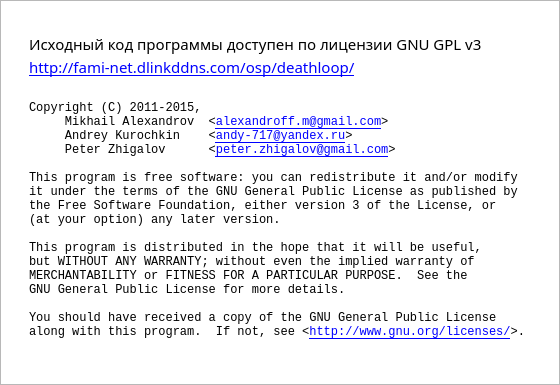
This is src/linux/license.ui in AlienCowEatCake/deathloop as Qt 5 draws it before an edit. The edited form follows.
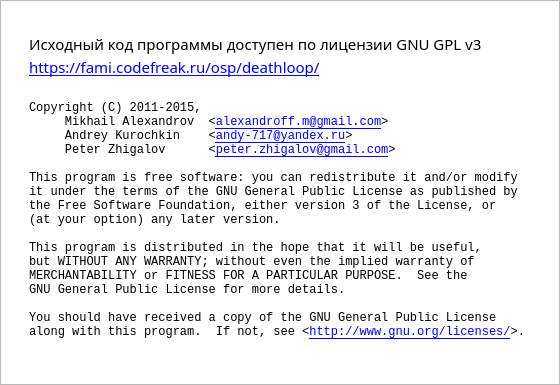
This is the edited form. Icons and pictures are not drawn.

Patch:
```diff
--- a/src/linux/license.ui
+++ b/src/linux/license.ui
@@ -66,7 +66,7 @@
 &lt;td&gt;
 &lt;p style=&quot; margin-top:0px; margin-bottom:0px; margin-left:0px; margin-right:0px; -qt-block-indent:0; text-indent:0px;&quot;&gt;&lt;span style=&quot; font-family:monospace; font-size:9pt;&quot;&gt; &lt;/span&gt;&lt;/p&gt;
 &lt;p style=&quot; margin-top:12px; margin-bottom:0px; margin-left:0px; margin-right:0px; -qt-block-indent:0; text-indent:0px;&quot;&gt;&lt;span style=&quot; font-family:sans-serif;  font-size:11pt;&quot;&gt;Исходный код программы доступен по лицензии GNU GPL v3&lt;/span&gt;&lt;/p&gt;
-&lt;p style=&quot; margin-top:1px; margin-bottom:0px; margin-left:0px; margin-right:0px; -qt-block-indent:0; text-indent:0px;&quot;&gt;&lt;span style=&quot; font-family:sans-serif;  font-size:11pt;&quot;&gt;&lt;a href=&quot;http://fami-net.dlinkddns.com/osp/deathloop/&quot;&gt;http://fami-net.dlinkddns.com/osp/deathloop/&lt;/a&gt;&lt;/span&gt;&lt;/p&gt;
+&lt;p style=&quot; margin-top:1px; margin-bottom:0px; margin-left:0px; margin-right:0px; -qt-block-indent:0; text-indent:0px;&quot;&gt;&lt;span style=&quot; font-family:sans-serif;  font-size:11pt;&quot;&gt;&lt;a href=&quot;https://fami.codefreak.ru/osp/deathloop/&quot;&gt;https://fami.codefreak.ru/osp/deathloop/&lt;/a&gt;&lt;/span&gt;&lt;/p&gt;
 &lt;p style=&quot; margin-top:0px; margin-bottom:0px; margin-left:0px; margin-right:0px; -qt-block-indent:0; text-indent:0px;&quot;&gt;&lt;span style=&quot; font-family:monospace; font-size:9pt;&quot;&gt; &lt;/span&gt;&lt;/p&gt;
 &lt;p style=&quot; margin-top:9px; margin-bottom:0px; margin-left:0px; margin-right:0px; -qt-block-indent:0; text-indent:0px;&quot;&gt;&lt;span style=&quot; font-family:monospace; font-size:9pt;&quot;&gt;Copyright (C) 2011-2015,&lt;/span&gt;&lt;/p&gt;
 &lt;p style=&quot; margin-top:0px; margin-bottom:0px; margin-left:0px; margin-right:0px; -qt-block-indent:0; text-indent:0px;&quot;&gt;&lt;span style=&quot; font-family:monospace; font-size:9pt;&quot;&gt;     Mikhail Alexandrov  &amp;lt;&lt;a href=&quot;mailto:alexandroff.m@gmail.com&quot;&gt;alexandroff.m@gmail.com&lt;/a&gt;&amp;gt;&lt;/span&gt;&lt;/p&gt;
```
